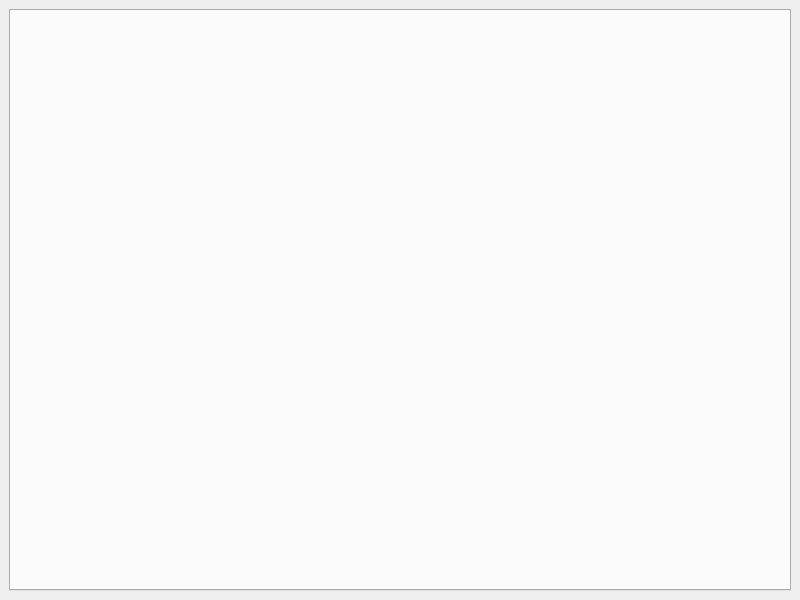
Above: views/ui/MainWindow.ui from pierrecampos/pyDatabaseAdministrator before the change. Below: the same form after it.
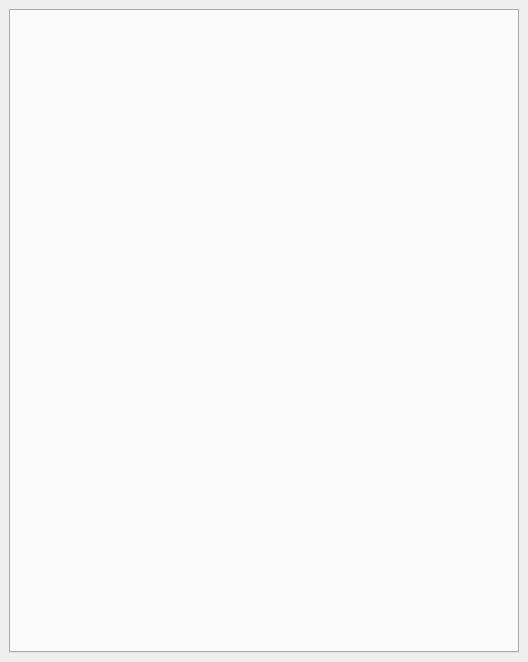
That is the form after the change.

```diff
--- a/views/ui/MainWindow.ui
+++ b/views/ui/MainWindow.ui
@@ -6,8 +6,8 @@
    <rect>
     <x>0</x>
     <y>0</y>
-    <width>800</width>
-    <height>600</height>
+    <width>528</width>
+    <height>662</height>
    </rect>
   </property>
   <property name="windowTitle">
```
